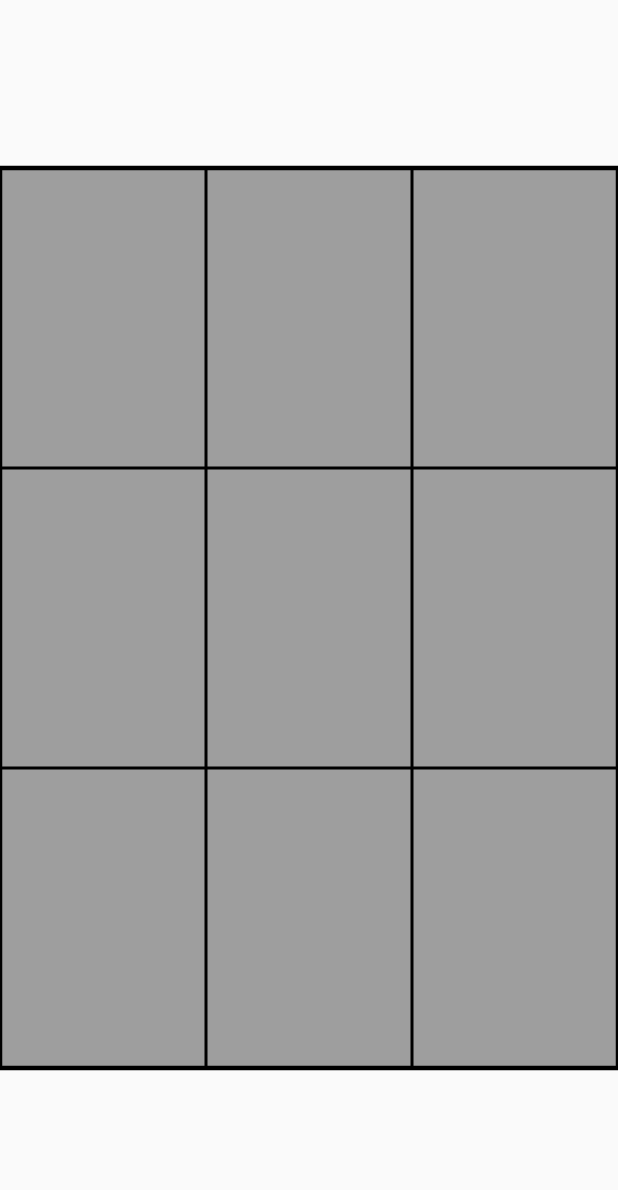
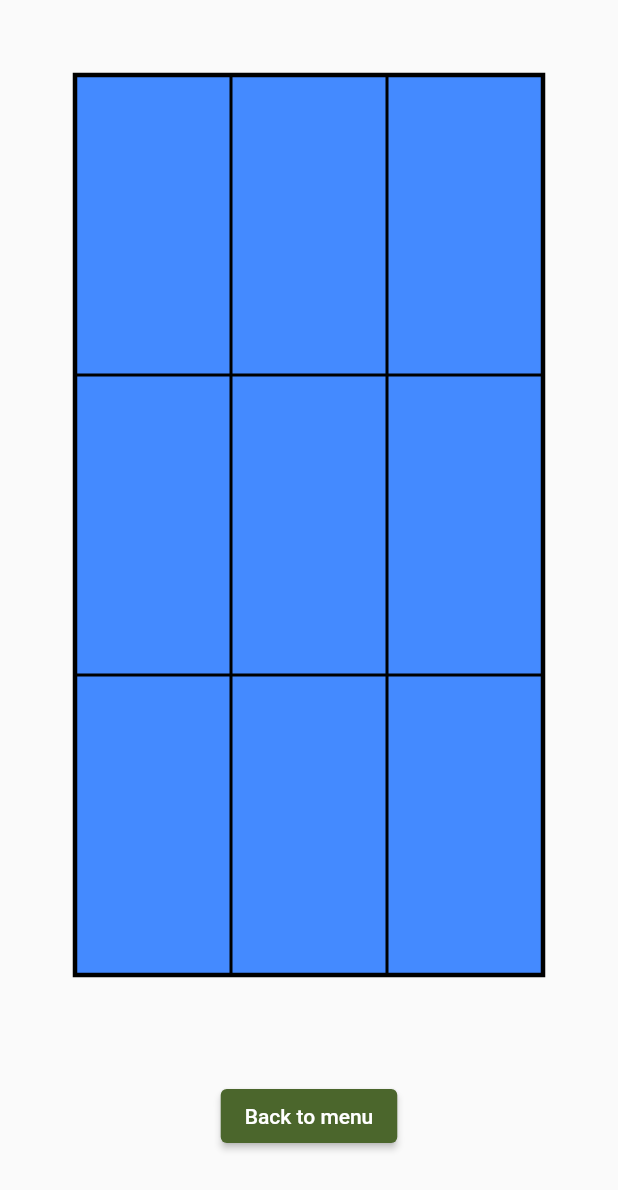
Before and after one commit to reffera12/GraduationApp, a Flutter app: the screen it shows after launch, after a tap on "Tic-Tac-Toe", on a phone screen of 412 x 824 dp. Shown: the top 1190 px of the screen. Run offline on Flutter 3.47's test engine with Material 2 defaults, Android fonts, the phone set to English and light mode, and no system bars; our stand-ins replace flip_card, google_fonts.

Commit message:
Fixed bugs and added qol changes

```diff
--- a/tic_tac_toe/lib/data.dart
+++ b/tic_tac_toe/lib/data.dart
@@ -1,6 +1,6 @@
 import 'package:flip_card/flip_card.dart';
 import 'package:flutter/material.dart';
-import 'flipcardgame.dart';
+import 'package:tic_tac_toe/flipcardgame.dart';
 
 List<String> fillImagesArray() {
   return [
--- a/tic_tac_toe/lib/homepage.dart
+++ b/tic_tac_toe/lib/homepage.dart
@@ -11,23 +11,32 @@ class MainMenu extends StatelessWidget {
         child: Column(
           mainAxisAlignment: MainAxisAlignment.center,
           children: [
-            GameButton(
+            Padding(
+              padding: const EdgeInsets.all(8.0),
+              child: GameButton(
                 text: 'Tic-Tac-Toe',
                 onPressed: () {
                   Navigator.pushNamed(context, '/tictactoe');
                 },
               ),
-            GameButton(
+            ),
+            Padding(
+              padding: const EdgeInsets.all(8.0),
+              child: GameButton(
                 text: 'Sudoku',
                 onPressed: () {
                   Navigator.pushNamed(context, '/sudoku');
                 },
               ),
-            GameButton(
+            ),
+            Padding(
+              padding: const EdgeInsets.all(8.0),
+              child: GameButton(
                 text: 'Memory Game',
                 onPressed: () {
                   Navigator.pushNamed(context, '/memory');
                 },
+              ),
             ),
           ],
         ),
--- a/tic_tac_toe/lib/sudoku.dart
+++ b/tic_tac_toe/lib/sudoku.dart
@@ -66,6 +66,11 @@ class _SudokuState extends State<Sudoku> {
             child: Column(
               mainAxisAlignment: MainAxisAlignment.spaceAround,
               children: [
+                ElevatedButton(
+                    onPressed: () {
+                      Navigator.pop(context);
+                    },
+                    child: Text("Back to menu")),
                 Flexible(
                   flex: 3,
                   child: Padding(
--- a/tic_tac_toe/lib/tic_tac_toe.dart
+++ b/tic_tac_toe/lib/tic_tac_toe.dart
@@ -11,7 +11,6 @@ enum Players {
 }
 
 class Tic_Tac_Toe extends StatefulWidget {
-
   @override
   State<Tic_Tac_Toe> createState() => _Tic_Tac_ToeState();
 }
@@ -84,13 +83,17 @@ class _Tic_Tac_ToeState extends State<Tic_Tac_Toe> {
           )
         : Scaffold(
             body: Center(
+              child: Column(
+                children: [
+                  Padding(
+                    padding: const EdgeInsets.all(50.0),
                     child: SizedBox(
                         width: 600,
                         height: 600,
                         child: Container(
                           width: 600,
                           height: 600,
-                    color: Colors.grey,
+                          color: Colors.blueAccent,
                           child: GestureDetector(
                             onTapDown: (TapDownDetails details) {
                               var position = details.localPosition;
@@ -110,6 +113,17 @@ class _Tic_Tac_ToeState extends State<Tic_Tac_Toe> {
                             ),
                           ),
                         )),
+                  ),
+                  Padding(
+                    padding: const EdgeInsets.all(20.0),
+                    child: ElevatedButton(
+                        onPressed: () {
+                          Navigator.pop(context);
+                        },
+                        child: Text("Back to menu")),
+                  ),
+                ],
+              ),
             ),
           );
   }
@@ -221,7 +235,7 @@ class BoardPainter extends CustomPainter {
       ..strokeCap = StrokeCap.round;
 
     final oPaint = Paint()
-      ..color = Colors.blue
+      ..color = Colors.deepPurpleAccent
       ..strokeWidth = 1.5
       ..strokeCap = StrokeCap.round;
 
--- a/tic_tac_toe/pubspec.yaml
+++ b/tic_tac_toe/pubspec.yaml
@@ -60,6 +60,8 @@ flutter:
   # included with your application, so that you can use the icons in
   # the material Icons class.
   uses-material-design: true
+  assets:
+   - assets/.
 
   # To add assets to your application, add an assets section, like this:
   # assets:
```
Also changed, not shown: tic_tac_toe/lib/difficulty.dart (deleted, +0 -30 lines), tic_tac_toe/lib/flipcardgame.dart (+53 -22 lines), tic_tac_toe/assets/apple.png (added), tic_tac_toe/assets/background.jpg (added), tic_tac_toe/assets/banana.png (added), tic_tac_toe/assets/cherry.png (added), tic_tac_toe/assets/grapes.png (added), tic_tac_toe/assets/lemon.png (added), tic_tac_toe/assets/orange.png (added), tic_tac_toe/assets/peach.png (added), tic_tac_toe/assets/pear.png (added), tic_tac_toe/assets/strawberry.png (added). Lines whose indentation alone changed are shown as unchanged.
